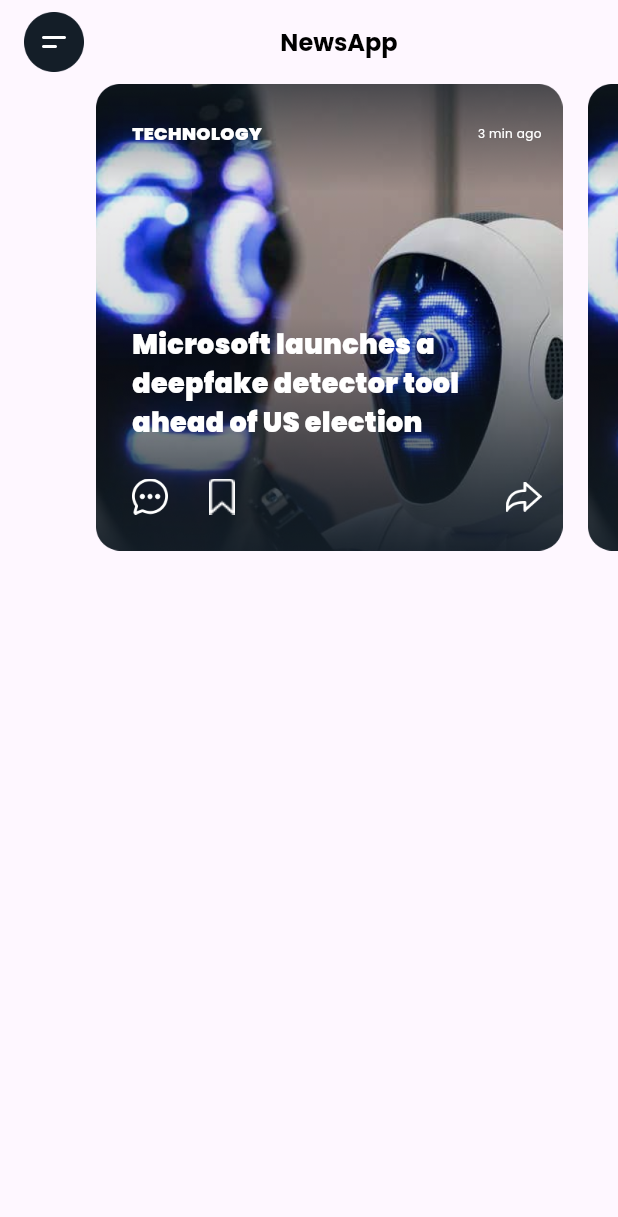
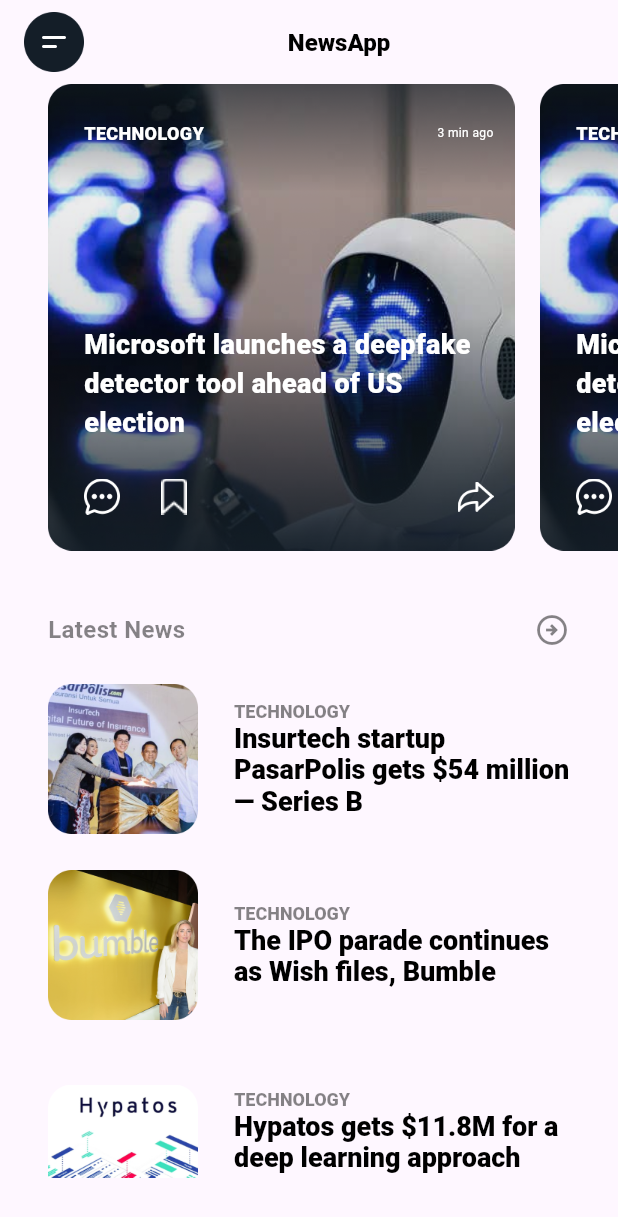
Before and after one commit to ahmadazizfauzi/study_flutter, a Flutter app: the screen it shows after launch, on a phone screen of 412 x 824 dp. Shown: the top 1217 px of the screen. Run offline on Flutter 3.47's test engine with Material 3 defaults, Android fonts, the phone set to English and light mode, and no system bars; our stand-ins replace bloc, equatable.

Commit message:
feat(newspage): add cateogry

```diff
--- a/lib/core/color/color.dart
+++ b/lib/core/color/color.dart
@@ -24,5 +24,5 @@ class AppColors {
     'white-grey': Color(0xFFF2F2F2),
   };
   static const Color white = Colors.white;
-  static const Color transparentColor = Colors.transparent;
+  static const Color transparentColor = Colors.black;
 }
--- a/lib/core/custom/image/custom_box_image_assets.dart
+++ b/lib/core/custom/image/custom_box_image_assets.dart
@@ -22,12 +22,12 @@ class CustomBoxImageAssets extends StatelessWidget {
       width: width ?? double.infinity,
       height: height ?? 40,
       padding: padding,
-      child: child,
       decoration: BoxDecoration(
         image: DecorationImage(
           image: AssetImage(urlImage),
         ),
       ),
+      child: child,
     );
   }
 }
--- a/lib/core/styles/style.dart
+++ b/lib/core/styles/style.dart
@@ -1,22 +1,50 @@
 import 'package:flutter/material.dart';
 import 'package:study_flutter/core/color/color.dart';
 
-
-
 class TextStyles {
+  // Menggunakan font Outfit
   static TextStyle title = TextStyle(
     fontFamily: 'Outfit',
     fontWeight: FontWeight.bold,
     fontSize: 18.0,
     color: AppColors.neutral['grey'],
-);
+  );
 
-static TextStyle body = TextStyle(
+  static TextStyle body = TextStyle(
     fontFamily: 'Outfit',
     fontWeight: FontWeight.normal,
     fontSize: 16.0,
     color: AppColors.neutral['grey'],
-);
+  );
 
+  // Menggunakan font Poppins
+  static TextStyle poppinsRegular = TextStyle(
+    fontFamily: 'poppins',
+    color: AppColors.transparentColor,
+  );
 
+  static TextStyle poppinsMedium = TextStyle(
+    fontFamily: 'Poppins',
+    fontWeight: FontWeight.w500,
+    fontSize: 16.0,
+    color: AppColors.transparentColor,
+  );
+
+  static TextStyle poppinsSemiBold = TextStyle(
+    fontFamily: 'Poppins',
+    fontWeight: FontWeight.w600,
+    color: AppColors.transparentColor,
+  );
+
+  static TextStyle poppinsBold = TextStyle(
+    fontFamily: 'Poppins',
+    fontWeight: FontWeight.w700,
+    color: AppColors.transparentColor,
+  );
+
+  static TextStyle poppinsBlack = TextStyle(
+    fontFamily: 'Poppins',
+    fontWeight: FontWeight.w900,
+    color: AppColors.transparentColor,
+  );
 }
--- /dev/null
+++ b/lib/features/newspages/data/models/news_model.dart
@@ -0,0 +1,35 @@
+class NewsModel {
+  final String title;
+  final String urlImage;
+  final String category;
+
+  NewsModel(
+      {required this.title, required this.urlImage, required this.category});
+}
+
+List<NewsModel> news = [
+  NewsModel(
+      title: 'Insurtech startup PasarPolis gets \$54 million — Series B',
+      urlImage: 'assets/images/image2.png',
+      category: 'TECHNOLOGY'),
+  NewsModel(
+      title: 'The IPO parade continues as Wish files, Bumble ',
+      urlImage: 'assets/images/image3.png',
+      category: 'TECHNOLOGY'),
+  NewsModel(
+      title: 'Hypatos gets \$11.8M for a deep learning approach',
+      urlImage: 'assets/images/image4.png',
+      category: 'TECHNOLOGY'),
+  NewsModel(
+      title: 'Insurtech startup PasarPolis gets \$54 million — Series B',
+      urlImage: 'assets/images/image2.png',
+      category: 'TECHNOLOGY'),
+  NewsModel(
+      title: 'Hypatos gets \$11.8M for a deep learning approach',
+      urlImage: 'assets/images/image4.png',
+      category: 'TECHNOLOGY'),
+  NewsModel(
+      title: 'The IPO parade continues as Wish files, Bumble',
+      urlImage: 'assets/images/image3.png',
+      category: 'TECHNOLOGY'),
+];
--- a/lib/features/newspages/presentation/pages/news_page.dart
+++ b/lib/features/newspages/presentation/pages/news_page.dart
@@ -1,7 +1,11 @@
 import 'package:flutter/material.dart';
-import 'package:google_fonts/google_fonts.dart';
+// import 'package:google_fonts/google_fonts.dart';
 import 'package:study_flutter/core/color/color.dart';
 import 'package:study_flutter/core/custom/image/custom_box_image_assets.dart';
+import 'package:study_flutter/core/styles/style.dart';
+import 'package:study_flutter/features/newspages/data/models/news_model.dart';
+import 'package:study_flutter/features/newspages/presentation/widgets/news_content_header_widget.dart';
+import 'package:study_flutter/features/newspages/presentation/widgets/news_content_latest_widget.dart';
 
 class NewsPage extends StatelessWidget {
   const NewsPage({super.key});
@@ -20,95 +24,21 @@ class NewsPage extends StatelessWidget {
             ),
             Text(
               'NewsApp',
-              style: GoogleFonts.poppins(
-                  fontWeight: FontWeight.w700,
-                  fontSize: 16,
-                  color: Colors.black),
+              style: TextStyles.poppinsBlack.copyWith(
+                fontSize: 16,
+                color: AppColors.transparentColor,
+              ),
             ),
             SizedBox()
           ],
         ),
       ),
-      body: Padding(
-        padding: const EdgeInsets.only(left: 32),
-        child: Column(
-          children: [
-            SizedBox(
-              height: 311,
-              child: ListView.builder(
-                scrollDirection: Axis.horizontal,
-                itemCount: 10,
-                itemBuilder: (context, index) => Padding(
-                  padding: EdgeInsets.only(right: 17, left: index == 0 ? 32 : 0),
-                  child: CustomBoxImageAssets(
-                    height: 311,
-                    // margin: EdgeInsets.only(left: 16),
-                    width: 311,
-                    padding: EdgeInsets.only(
-                        left: 24, right: 14, top: 24, bottom: 24),
-                    urlImage: 'assets/images/image1.png',
-                    child: Stack(
-                      children: [
-                        Column(
-                          children: [
-                            Row(
-                              mainAxisAlignment: MainAxisAlignment.spaceBetween,
-                              children: [
-                                Text(
-                                  'TECHNOLOGY',
-                                  style: GoogleFonts.poppins(
-                                      fontSize: 12,
-                                      fontWeight: FontWeight.w900,
-                                      color: Colors.white),
-                                ),
-                                Text(
-                                  '3 min ago',
-                                  style: GoogleFonts.poppins(
-                                      fontSize: 8, color: Colors.white),
-                                ),
-                              ],
-                            ),
-                            Spacer(),
-                            Text(
-                              "Microsoft launches a deepfake detector tool ahead of US election",
-                              style: GoogleFonts.poppins(
-                                fontSize: 18,
-                                fontWeight: FontWeight.w900,
-                                color: AppColors.white,
-                              ),
-                            ),
-                            SizedBox(height: 24),
-                            Row(
-                              children: [
-                                CustomBoxImageAssets(
-                                  width: 24,
-                                  height: 24,
-                                  urlImage: 'assets/icons/chat.png',
-                                ),
-                                SizedBox(width: 24),
-                                CustomBoxImageAssets(
-                                  width: 24,
-                                  height: 24,
-                                  urlImage: 'assets/icons/Path.png',
-                                ),
-                                Spacer(),
-                                CustomBoxImageAssets(
-                                  width: 24,
-                                  height: 24,
-                                  urlImage: 'assets/icons/redo.png',
-                                )
-                              ],
-                            )
-                          ],
-                        )
-                      ],
-                    ),
-                  ),
-                ),
-              ),
-            )
-          ],
-        ),
+      body: ListView(
+        physics: BouncingScrollPhysics(),
+        children: [
+          NewsContentHeaderWidget(),
+          NewsContentLatest(),
+        ],
       ),
     );
   }
--- a/lib/features/newspages/presentation/widgets/news_content_header_widget.dart
+++ b/lib/features/newspages/presentation/widgets/news_content_header_widget.dart
@@ -0,0 +1,89 @@
+
+
+import 'package:flutter/material.dart';
+import 'package:study_flutter/core/custom/image/custom_box_image_assets.dart';
+// import 'package:google_fonts/google_fonts.dart';
+import 'package:study_flutter/core/color/color.dart';
+import 'package:study_flutter/core/styles/style.dart';
+
+class NewsContentHeaderWidget extends StatelessWidget {
+  const NewsContentHeaderWidget({
+    super.key,
+  });
+
+  @override
+  Widget build(BuildContext context) {
+    return SizedBox(
+      height: 311,
+      child: ListView.builder(
+        scrollDirection: Axis.horizontal,
+        itemCount: 10,
+        itemBuilder: (context, index) => Padding(
+          padding: EdgeInsets.only(right: 17, left: index == 0 ? 32 : 0),
+          child: CustomBoxImageAssets(
+            height: 311,
+            // margin: EdgeInsets.only(left: 16),
+            width: 311,
+            padding: EdgeInsets.only(
+                left: 24, right: 14, top: 24, bottom: 24),
+            urlImage: 'assets/images/image1.png',
+            child: Stack(
+              children: [
+                Column(
+                  children: [
+                    Row(
+                      mainAxisAlignment: MainAxisAlignment.spaceBetween,
+                      children: [
+                        Text(
+                          'TECHNOLOGY',
+                          style: TextStyles.poppinsBlack.copyWith(
+                            fontSize:12, color: AppColors.white,
+                          ),
+                        ),
+                        Text(
+                          '3 min ago',
+                          style: TextStyles.poppinsRegular.copyWith(
+                            fontSize: 8, color: AppColors.white,
+                          ),
+                        ),
+                      ],
+                    ),
+                    Spacer(),
+                    Text(
+                      "Microsoft launches a deepfake detector tool ahead of US election",
+                      style: TextStyles.poppinsBlack.copyWith(
+                        fontSize: 18, color: AppColors.white,
+                      ),
+                    ),
+                    SizedBox(height: 24),
+                    Row(
+                      children: [
+                        CustomBoxImageAssets(
+                          width: 24,
+                          height: 24,
+                          urlImage: 'assets/icons/chat.png',
+                        ),
+                        SizedBox(width: 24),
+                        CustomBoxImageAssets(
+                          width: 24,
+                          height: 24,
+                          urlImage: 'assets/icons/Path.png',
+                        ),
+                        Spacer(),
+                        CustomBoxImageAssets(
+                          width: 24,
+                          height: 24,
+                          urlImage: 'assets/icons/redo.png',
+                        )
+                      ],
+                    )
+                  ],
+                )
+              ],
+            ),
+          ),
+        ),
+      ),
+    );
+  }
+}
--- /dev/null
+++ b/lib/features/newspages/presentation/widgets/news_content_latest_widget.dart
@@ -0,0 +1,77 @@
+import 'package:flutter/material.dart';
+import 'package:study_flutter/core/custom/image/custom_box_image_assets.dart';
+// import 'package:google_fonts/google_fonts.dart';
+import 'package:study_flutter/core/color/color.dart';
+import 'package:study_flutter/core/styles/style.dart';
+import 'package:study_flutter/features/newspages/data/models/news_model.dart';
+
+
+
+class NewsContentLatest extends StatelessWidget {
+  const NewsContentLatest({
+    super.key,
+  });
+
+  @override
+  Widget build(BuildContext context) {
+    return Padding(
+      padding: const EdgeInsets.only(left: 32, right: 32, top: 41),
+      child: Column(
+        children: [
+          Row(
+            mainAxisAlignment: MainAxisAlignment.spaceBetween,
+            children: [
+              Text(
+                'Latest News',
+                style: TextStyles.poppinsBold.copyWith(
+                    fontSize: 16,
+                    color: AppColors.transparentColor.withOpacity(0.48)),
+              ),
+              Icon(Icons.arrow_circle_right_outlined,
+                  color: AppColors.transparentColor.withOpacity(0.48)),
+            ],
+          ),
+          // SizedBox(height: 23),
+          ListView.builder(
+              shrinkWrap: true,
+              physics: NeverScrollableScrollPhysics(),
+              itemCount: news.length,
+              itemBuilder: (context, index) => Padding(
+                    padding: const EdgeInsets.only(top: 24),
+                    child: Row(
+                      children: [
+                        CustomBoxImageAssets(
+                            width: 100,
+                            height: 100,
+                            urlImage: news[index].urlImage),
+                        SizedBox(
+                          width: 24,
+                        ),
+                        Expanded(
+                          child: RichText(
+                            text: TextSpan(
+                                style: TextStyles.poppinsRegular,
+                                children: [
+                                  TextSpan(
+                                      style: TextStyles.poppinsBlack
+                                          .copyWith(
+                                        fontSize: 12,
+                                        color: AppColors.transparentColor
+                                            .withOpacity(0.48),
+                                      ),
+                                      text: '${news[index].category}\n'),
+                                  TextSpan(
+                                      style: TextStyles.poppinsBlack
+                                          .copyWith(fontSize: 18),
+                                      text: news[index].title),
+                                ]),
+                          ),
+                        ),
+                      ],
+                    ),
+                  ))
+        ],
+      ),
+    );
+  }
+}
```
Also changed, not shown: assets/images/image2.png (added), assets/images/image3.png (added), assets/images/image4.png (added), 1 other file.
